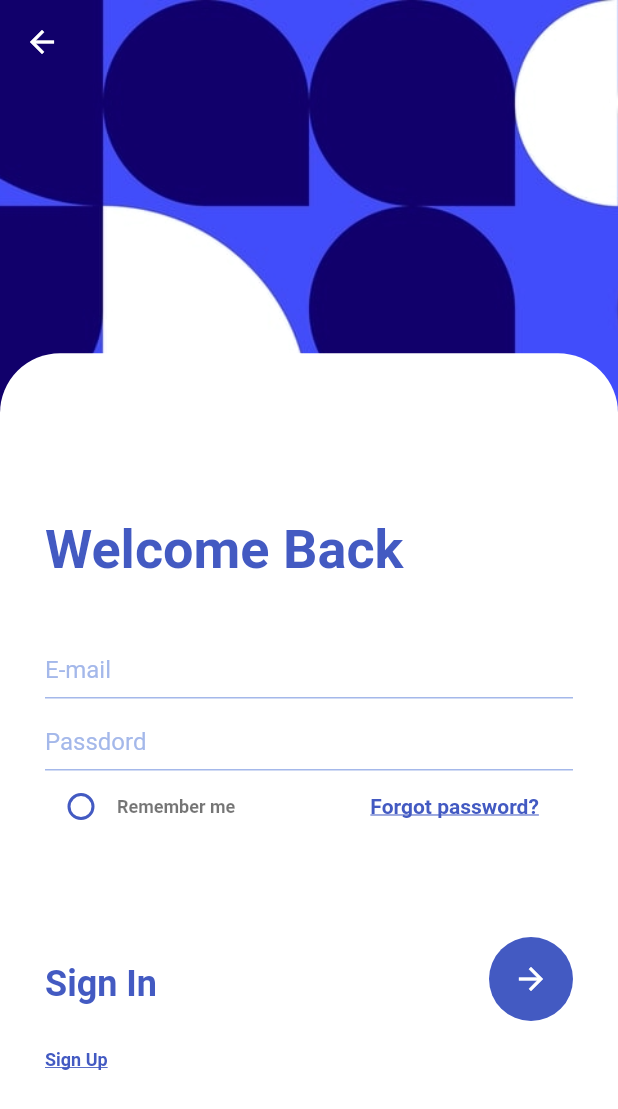
After one commit to FelipeAngeli/sign_form_ui, a Flutter app: the SignInPage screen opened directly, on a phone screen of 412 x 824 dp. The commit adds this screen. Shown: the top 1109 px of the screen. Run offline on Flutter 3.47's test engine with Material 2 defaults, Android fonts, the phone set to English and light mode, and no system bars; Roboto replaces fonts that are missing (OpenSans).

Commit message:
componentizacao

```diff
--- /dev/null
+++ b/lib/app/components/custom_check.dart
@@ -0,0 +1,77 @@
+import 'package:flutter/material.dart';
+import 'package:sign_form_ui/core/style.dart';
+
+class CustomCheck extends StatefulWidget {
+  final String? textOne;
+  final String? textTwo;
+  final String? textTree;
+  final String? textFour;
+  final String textFive;
+  final double? width;
+  const CustomCheck({
+    Key? key,
+    this.textOne,
+    this.textTwo,
+    this.textTree,
+    this.textFour,
+    this.textFive = "",
+    this.width,
+  }) : super(key: key);
+
+  @override
+  State<CustomCheck> createState() => _CustomCheckState();
+}
+
+class _CustomCheckState extends State<CustomCheck> {
+  // set value(bool value) {}
+  bool value = false;
+
+  @override
+  Widget build(BuildContext context) {
+    return Row(
+      children: [
+        Checkbox(
+          // visualDensity: VisualDensity(horizontal: -4),
+          checkColor: Colors.white,
+          side: const BorderSide(color: AppStyles.colorPrimary, width: 2),
+          shape: RoundedRectangleBorder(
+            borderRadius: BorderRadius.circular(10),
+          ),
+          value: value,
+          onChanged: (bool? value) {
+            setState(() {
+              this.value = value!;
+            });
+          },
+        ),
+        RichText(
+          text: TextSpan(
+            style: Theme.of(context).textTheme.headline4,
+            text: widget.textOne,
+            children: [
+              TextSpan(
+                text: widget.textTwo,
+                style: const TextStyle(color: AppStyles.colorPrimary),
+              ),
+              TextSpan(text: widget.textTree),
+              TextSpan(
+                text: widget.textFour,
+                style: const TextStyle(color: AppStyles.colorPrimary),
+              ),
+            ],
+          ),
+        ),
+        SizedBox(
+          width: widget.width,
+        ),
+        Text(
+          widget.textFive,
+          style: const TextStyle(
+              color: AppStyles.colorPrimary,
+              fontWeight: FontWeight.bold,
+              decoration: TextDecoration.underline),
+        )
+      ],
+    );
+  }
+}
--- /dev/null
+++ b/lib/app/components/custom_field.dart
@@ -0,0 +1,45 @@
+import 'package:flutter/material.dart';
+import 'package:sign_form_ui/core/style.dart';
+
+class CustomFiel extends StatelessWidget {
+  final Align? align;
+  final String? hinText;
+  final TextEditingController? controller;
+  final Function(String?)? onChanged;
+  const CustomFiel({
+    Key? key,
+    this.hinText,
+    this.controller,
+    this.onChanged,
+    this.align,
+  }) : super(key: key);
+
+  @override
+  Widget build(BuildContext context) {
+    return TextFormField(
+      decoration: InputDecoration(
+        hintText: hinText,
+        hintStyle: const TextStyle(
+          color: AppStyles.colorSegundary,
+          fontFamily: "OpenSans",
+          fontSize: 16,
+        ),
+        enabledBorder: const UnderlineInputBorder(
+          borderSide: BorderSide(
+            color: AppStyles.colorSegundary,
+          ),
+        ),
+      ),
+      style: const TextStyle(
+        color: AppStyles.colorSegundary,
+        fontFamily: "OpenSans",
+        fontSize: 16,
+      ),
+
+      textAlignVertical: TextAlignVertical.bottom,
+
+      //maxLength: 40,
+      // validator: (String val){ nome = val},
+    );
+  }
+}
--- a/lib/app/components/sign_button.dart
+++ b/lib/app/components/sign_button.dart
@@ -2,11 +2,17 @@ import 'package:flutter/material.dart';
 import 'package:sign_form_ui/core/style.dart';
 
 class SignButton extends StatelessWidget {
-  const SignButton({Key? key}) : super(key: key);
+  final String textSign;
+  final String textLink;
+  const SignButton({
+    Key? key,
+    this.textSign = "",
+    this.textLink = "",
+  }) : super(key: key);
 
   @override
   Widget build(BuildContext context) {
-    return Container(
+    return SizedBox(
       width: double.infinity,
       child: Row(
         mainAxisAlignment: MainAxisAlignment.spaceBetween,
@@ -19,14 +25,14 @@ class SignButton extends StatelessWidget {
                 height: 50,
               ),
               Text(
-                "Sign Up",
+                textSign,
                 style: Theme.of(context).textTheme.headline2,
               ),
               const SizedBox(
                 height: 30,
               ),
               Text(
-                "Sign in",
+                textLink,
                 style: Theme.of(context).textTheme.headline5,
               ),
             ],
--- /dev/null
+++ b/lib/app/pages/sign_ip_page.dart
@@ -0,0 +1,82 @@
+import 'package:flutter/material.dart';
+
+import 'package:sign_form_ui/app/components/custom_check.dart';
+import 'package:sign_form_ui/app/components/custom_field.dart';
+
+import 'package:sign_form_ui/app/components/sign_button.dart';
+
+class SignInPage extends StatelessWidget {
+  const SignInPage({Key? key}) : super(key: key);
+
+  @override
+  Widget build(BuildContext context) {
+    return Scaffold(
+      appBar: AppBar(
+        backgroundColor: Colors.transparent,
+        elevation: 0.0,
+      ),
+      extendBodyBehindAppBar: true,
+      body: SingleChildScrollView(
+        child: Container(
+          constraints: BoxConstraints(
+            maxHeight: MediaQuery.of(context).size.height,
+            maxWidth: MediaQuery.of(context).size.width,
+          ),
+          decoration: const BoxDecoration(
+            image: DecorationImage(
+                image: AssetImage("assets/images/background.jpg"),
+                fit: BoxFit.cover),
+          ),
+          child: Column(
+            children: [
+              Expanded(flex: 2, child: Column()),
+              Expanded(
+                flex: 5,
+                child: Container(
+                  width: double.infinity,
+                  decoration: const BoxDecoration(
+                    color: Colors.white,
+                    borderRadius: BorderRadius.only(
+                      topLeft: Radius.circular(40),
+                      topRight: Radius.circular(40),
+                    ),
+                  ),
+                  child: Padding(
+                    padding: const EdgeInsets.all(30.0),
+                    child: Column(
+                      mainAxisAlignment: MainAxisAlignment.center,
+                      crossAxisAlignment: CrossAxisAlignment.start,
+                      children: [
+                        Text(
+                          "Welcome Back",
+                          style: Theme.of(context).textTheme.headline1,
+                        ),
+                        const SizedBox(
+                          height: 30,
+                        ),
+                        const CustomFiel(hinText: "E-mail"),
+                        const CustomFiel(hinText: "Passdord"),
+                        const CustomCheck(
+                          textOne: "Remember me",
+                          width: 90,
+                          textFive: "Forgot password?",
+                        ),
+                        const SizedBox(
+                          height: 30,
+                        ),
+                        const SignButton(
+                          textSign: "Sign In",
+                          textLink: "Sign Up",
+                        ),
+                      ],
+                    ),
+                  ),
+                ),
+              ),
+            ],
+          ),
+        ),
+      ),
+    );
+  }
+}
```
Also changed, not shown: lib/app/components/form_get.dart (deleted, +0 -133 lines), lib/app/pages/sign_up_page.dart (renamed from lib/app/pages/sign_up.dart, +24 -6 lines), lib/main.dart (+5 -4 lines).
